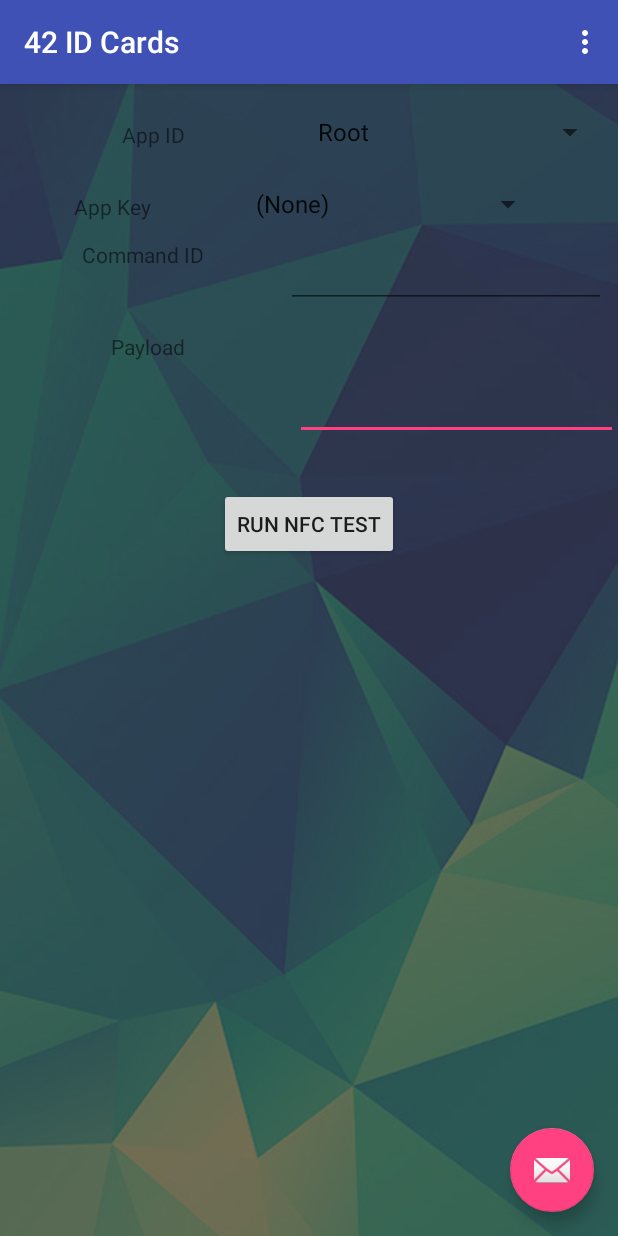
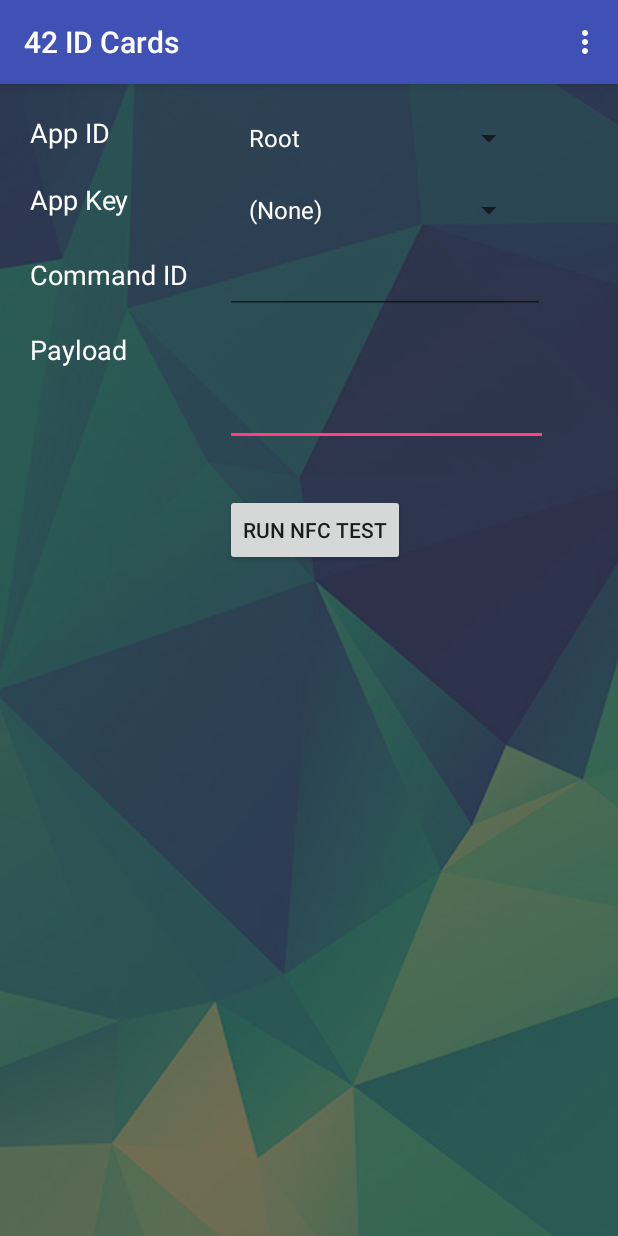
Before and after one commit to Cloudxtreme/idcard, an Android app: the SetupActivity screen opened directly, with no data from a screen before it, on a phone screen of 412 x 824 dp. Run offline under Robolectric (Android 15) with nearby library versions, the light colour scheme and no system bars.

Commit message:
cleaned up UI on Setup page

```diff
--- a/android/app/src/main/java/org/us/x42/kyork/idcard/SetupActivity.java
+++ b/android/app/src/main/java/org/us/x42/kyork/idcard/SetupActivity.java
@@ -25,15 +25,6 @@ public class SetupActivity extends AppCompatActivity {
         setContentView(R.layout.activity_setup);
         Toolbar toolbar = findViewById(R.id.toolbar);
         setSupportActionBar(toolbar);
-
-        FloatingActionButton fab = findViewById(R.id.fab);
-        fab.setOnClickListener(new View.OnClickListener() {
-            @Override
-            public void onClick(View view) {
-                Snackbar.make(view, "Replace with your own action", Snackbar.LENGTH_LONG)
-                        .setAction("Action", null).show();
-            }
-        });
 
         final Spinner appid_spinner = findViewById(R.id.appid_spinner);
         final Spinner keyid_spinner = findViewById(R.id.keyid_spinner);
--- a/android/app/src/main/res/layout/activity_setup.xml
+++ b/android/app/src/main/res/layout/activity_setup.xml
@@ -24,12 +24,4 @@
     <include layout="@layout/content_setup" />
 
 
-    <android.support.design.widget.FloatingActionButton
-        android:id="@+id/fab"
-        android:layout_width="wrap_content"
-        android:layout_height="wrap_content"
-        android:layout_gravity="bottom|end"
-        android:layout_margin="@dimen/fab_margin"
-        app:srcCompat="@android:drawable/ic_dialog_email" />
-
 </android.support.design.widget.CoordinatorLayout>
--- a/android/app/src/main/res/layout/content_setup.xml
+++ b/android/app/src/main/res/layout/content_setup.xml
@@ -12,84 +12,89 @@
         android:id="@+id/nfc_test_button"
         android:layout_width="wrap_content"
         android:layout_height="wrap_content"
+        android:layout_marginStart="150dp"
         android:layout_marginTop="8dp"
         android:text="@string/run_nfc_test"
-        app:layout_constraintLeft_toLeftOf="parent"
         app:layout_constraintRight_toRightOf="parent"
+        app:layout_constraintStart_toStartOf="parent"
         app:layout_constraintTop_toBottomOf="@+id/errorText" />
 
     <Spinner
         android:id="@+id/appid_spinner"
         android:layout_width="200dp"
         android:layout_height="32dp"
-        android:layout_marginEnd="8dp"
-        android:layout_marginTop="16dp"
+        android:layout_marginStart="150dp"
+        android:layout_marginTop="20dp"
         android:entries="@array/nfc_appid_items"
+        android:popupBackground="#9BA1B2"
         android:prompt="@string/nfc_appid_label"
-        app:layout_constraintEnd_toEndOf="parent"
+        android:theme="@style/mySpinnerItemStyle"
+        app:layout_constraintStart_toStartOf="parent"
         app:layout_constraintTop_toTopOf="parent" />
 
     <Spinner
         android:id="@+id/keyid_spinner"
+        android:theme="@style/mySpinnerItemStyle"
         android:layout_width="200dp"
         android:layout_height="32dp"
-        android:layout_marginEnd="8dp"
-        android:layout_marginStart="12dp"
+        android:layout_marginStart="150dp"
         android:layout_marginTop="16dp"
         android:entries="@array/nfc_keyid_items"
+        android:popupBackground="#9BA1B2"
         android:prompt="@string/nfc_keyid_label"
-        app:layout_constraintEnd_toEndOf="parent"
-        app:layout_constraintStart_toEndOf="@+id/keyid_label"
+        app:layout_constraintStart_toStartOf="parent"
         app:layout_constraintTop_toBottomOf="@+id/appid_spinner" />
 
     <TextView
         android:id="@+id/appid_label"
         android:layout_width="wrap_content"
         android:layout_height="wrap_content"
-        android:layout_marginEnd="8dp"
-        android:layout_marginStart="8dp"
-        android:layout_marginTop="8dp"
+        android:layout_marginStart="20dp"
+        android:layout_marginTop="20dp"
         android:text="@string/nfc_appid_label"
-        app:layout_constraintEnd_toStartOf="@+id/appid_spinner"
+        android:textColor="#FFFFFF"
+        android:textSize="18sp"
         app:layout_constraintLeft_toLeftOf="parent"
         app:layout_constraintStart_toStartOf="parent"
-        app:layout_constraintTop_toTopOf="@+id/appid_spinner" />
+        app:layout_constraintTop_toTopOf="parent" />
 
     <TextView
         android:id="@+id/keyid_label"
         android:layout_width="wrap_content"
         android:layout_height="wrap_content"
-        android:layout_marginEnd="8dp"
-        android:layout_marginStart="8dp"
-        android:layout_marginTop="8dp"
+        android:layout_marginStart="20dp"
+        android:layout_marginTop="20dp"
         android:text="@string/nfc_keyid_label"
-        app:layout_constraintEnd_toStartOf="@+id/keyid_spinner"
+        android:textColor="#FFFFFF"
+        android:textSize="18sp"
         app:layout_constraintLeft_toLeftOf="parent"
         app:layout_constraintStart_toStartOf="parent"
-        app:layout_constraintTop_toTopOf="@+id/keyid_spinner" />
+        app:layout_constraintTop_toBottomOf="@+id/appid_label" />
 
     <TextView
         android:id="@+id/textView2"
         android:layout_width="wrap_content"
         android:layout_height="wrap_content"
-        android:layout_marginEnd="8dp"
-        android:layout_marginStart="8dp"
+        android:layout_marginStart="20dp"
+        android:layout_marginTop="25dp"
         android:text="@string/payload"
-        app:layout_constraintEnd_toStartOf="@+id/setup_payload_editText"
+        android:textColor="#FFFFFF"
+        android:textSize="18sp"
         app:layout_constraintStart_toStartOf="parent"
-        app:layout_constraintTop_toTopOf="@+id/setup_payload_editText"
+        app:layout_constraintTop_toBottomOf="@+id/textView4"
         tools:text="Payload" />
 
     <EditText
         android:id="@+id/setup_payload_editText"
         android:layout_width="215dp"
         android:layout_height="72dp"
+        android:layout_marginStart="150dp"
         android:layout_marginTop="16dp"
-        android:digits="0123456789 ABCDEF
-"
+        android:digits="0123456789 ABCDEF"
         android:ems="10"
         android:inputType="textCapCharacters"
-        app:layout_constraintRight_toRightOf="parent"
+        android:textColor="#FFFFFF"
+        app:layout_constraintStart_toStartOf="parent"
         app:layout_constraintTop_toBottomOf="@+id/setup_cmdid_text" />
 
     <TextView
@@ -100,6 +105,8 @@
         android:layout_marginStart="8dp"
         android:layout_marginTop="8dp"
         android:textAppearance="@style/TextAppearance.Design.Error"
+        android:textColor="#FFFFFF"
+        android:textSize="18sp"
         app:layout_constraintEnd_toEndOf="parent"
         app:layout_constraintHorizontal_bias="0.468"
         app:layout_constraintStart_toStartOf="parent"
@@ -109,25 +116,26 @@
         android:id="@+id/setup_cmdid_text"
         android:layout_width="wrap_content"
         android:layout_height="wrap_content"
-        android:layout_marginEnd="8dp"
+        android:layout_marginStart="150dp"
         android:layout_marginTop="8dp"
-        android:digits="0123456789 ABCDEF
-"
+        android:digits="0123456789 ABCDEF"
         android:ems="10"
         android:inputType="textCapCharacters"
-        app:layout_constraintEnd_toEndOf="parent"
+        android:textColor="#FFFFFF"
+        app:layout_constraintStart_toStartOf="parent"
         app:layout_constraintTop_toBottomOf="@+id/keyid_spinner" />
 
     <TextView
         android:id="@+id/textView4"
         android:layout_width="wrap_content"
         android:layout_height="wrap_content"
-        android:layout_marginEnd="8dp"
-        android:layout_marginStart="8dp"
+        android:layout_marginStart="20dp"
+        android:layout_marginTop="25dp"
         android:text="Command ID"
-        app:layout_constraintEnd_toStartOf="@+id/setup_cmdid_text"
+        android:textColor="#FFFFFF"
+        android:textSize="18sp"
         app:layout_constraintLeft_toLeftOf="parent"
         app:layout_constraintStart_toStartOf="parent"
-        app:layout_constraintTop_toTopOf="@+id/setup_cmdid_text" />
+        app:layout_constraintTop_toBottomOf="@+id/keyid_label" />
 
 </android.support.constraint.ConstraintLayout>
--- a/android/app/src/main/res/values/colors.xml
+++ b/android/app/src/main/res/values/colors.xml
@@ -1,11 +1,7 @@
 <?xml version="1.0" encoding="utf-8"?>
 <resources>
-    <!--
     <color name="colorPrimary">#3F51B5</color>
     <color name="colorPrimaryDark">#303F9F</color>
     <color name="colorAccent">#FF4081</color>
-    -->
-    <color name="colorPrimary">#3F51B5</color>
-    <color name="colorPrimaryDark">#303F9F</color>
-    <color name="colorAccent">#FF4081</color>
+    <color name="my_spinner_text_color">#FFFFFF</color>
 </resources>
--- a/android/app/src/main/res/values/styles.xml
+++ b/android/app/src/main/res/values/styles.xml
@@ -6,11 +6,10 @@
         <item name="colorPrimary">@color/colorPrimary</item>
         <item name="colorPrimaryDark">@color/colorPrimaryDark</item>
         <item name="colorAccent">@color/colorAccent</item>
+        <item name="android:spinnerDropDownItemStyle">@style/mySpinnerItemStyle</item>
         <!--
         <item name="android:background">"@drawable/app_background"</item>
         -->
-
-
     </style>
 
     <style name="AppTheme.NoActionBar">
@@ -22,4 +21,11 @@
 
     <style name="AppTheme.PopupOverlay" parent="ThemeOverlay.AppCompat.Light" />
 
+
+
+
+    <style name="mySpinnerItemStyle" parent="@android:style/Widget.Holo.DropDownItem.Spinner">
+        <item name="android:textColor">@color/my_spinner_text_color</item>
+    </style>
+
 </resources>
```
Also changed, not shown: 1 other file.
